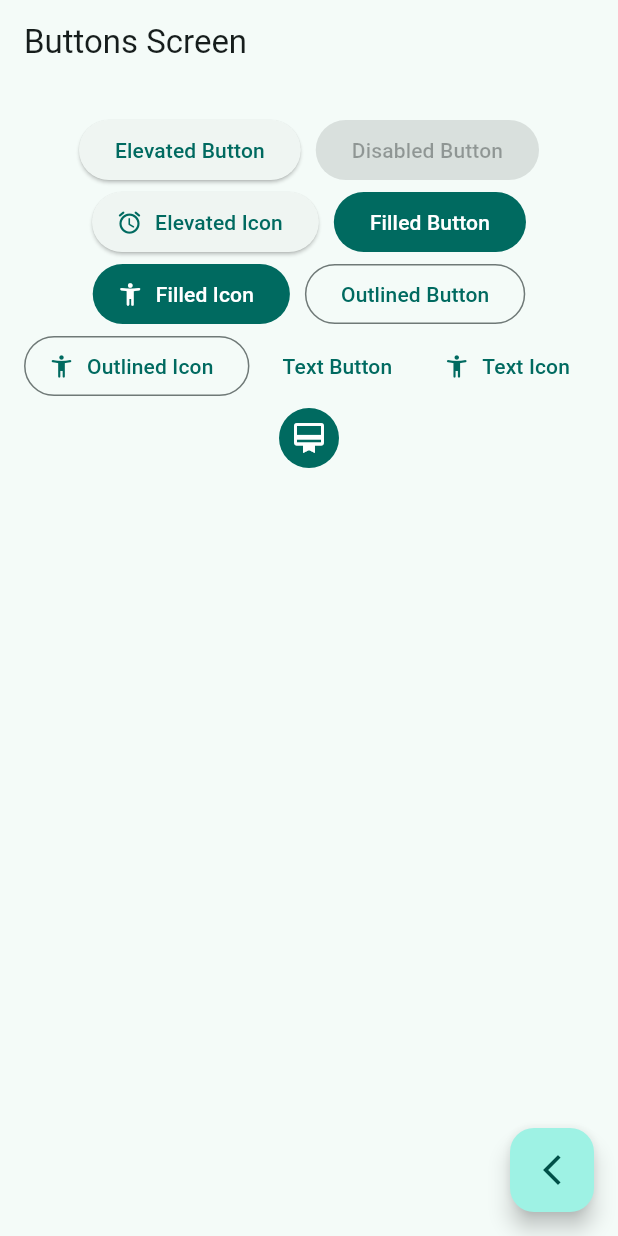
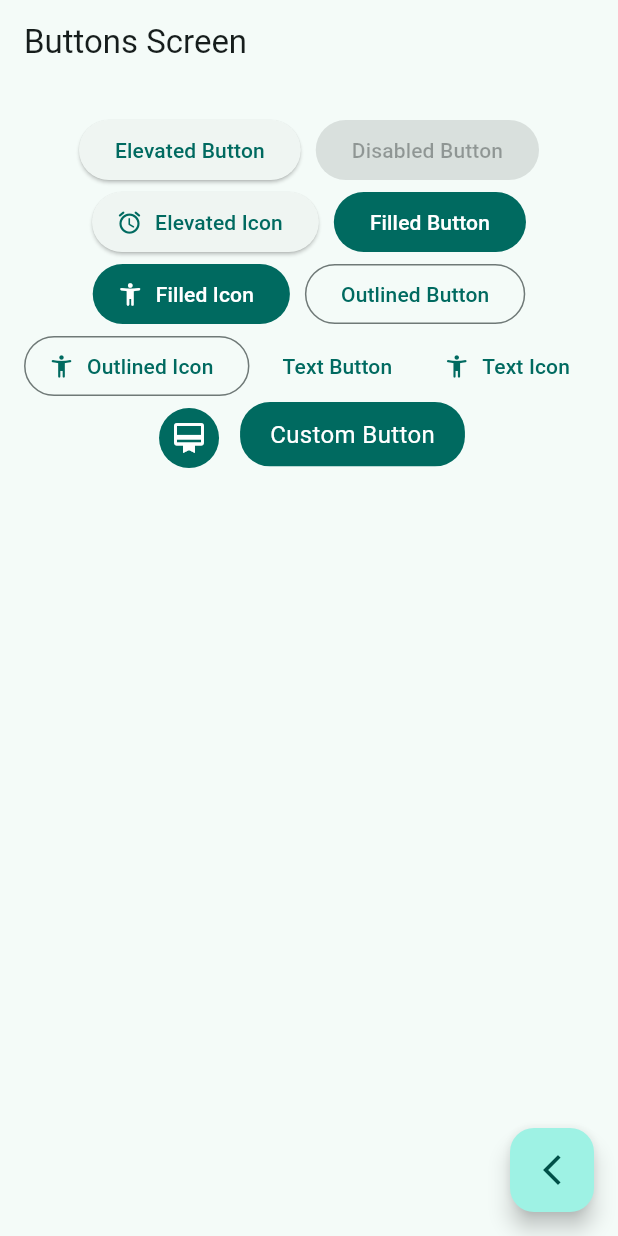
Before and after one commit to Salchichon057/Flutter-Widgets, a Flutter app: the ButtonsScreen screen opened by its route, on a phone screen of 412 x 824 dp. Run offline on Flutter 3.47's test engine with Material 3 defaults, Android fonts, the phone set to English and light mode, and no system bars; our stand-ins replace go_router.

Commit message:
add custom button

```diff
--- a/lib/presentation/screens/buttons/buttons_screen.dart
+++ b/lib/presentation/screens/buttons/buttons_screen.dart
@@ -71,8 +71,6 @@ class _ButtonsView extends StatelessWidget {
                 label: const Text('Text Icon')
             ),
 
-            // TODO custom button
-
             IconButton(
               onPressed: (){},
               icon: const Icon(Icons.card_membership),
@@ -81,9 +79,39 @@ class _ButtonsView extends StatelessWidget {
                 foregroundColor: WidgetStateProperty.all(colors.onPrimary),
               ),
             ),
+
+            const CustomButton(),
           ],
         ),
       ),
     );
   }
 }
+
+
+class CustomButton extends StatelessWidget {
+  const CustomButton({super.key});
+
+  @override
+  Widget build(BuildContext context) {
+
+    final colors = Theme.of(context).colorScheme;
+
+    return ClipRRect(
+      borderRadius: BorderRadius.circular(20.0),
+      child: Material(
+        color: colors.primary,
+        child: InkWell( // InkWell es usado para el splash effect
+          onTap: () {},
+          child: const Padding(
+            padding: EdgeInsets.symmetric(horizontal: 20, vertical: 10.0),
+            child: Text('Custom Button', style: TextStyle(
+              color: Colors.white,
+              fontSize: 16.0,
+            ),),
+          ),
+        ),
+      ),
+    );
+  }
+}
```
